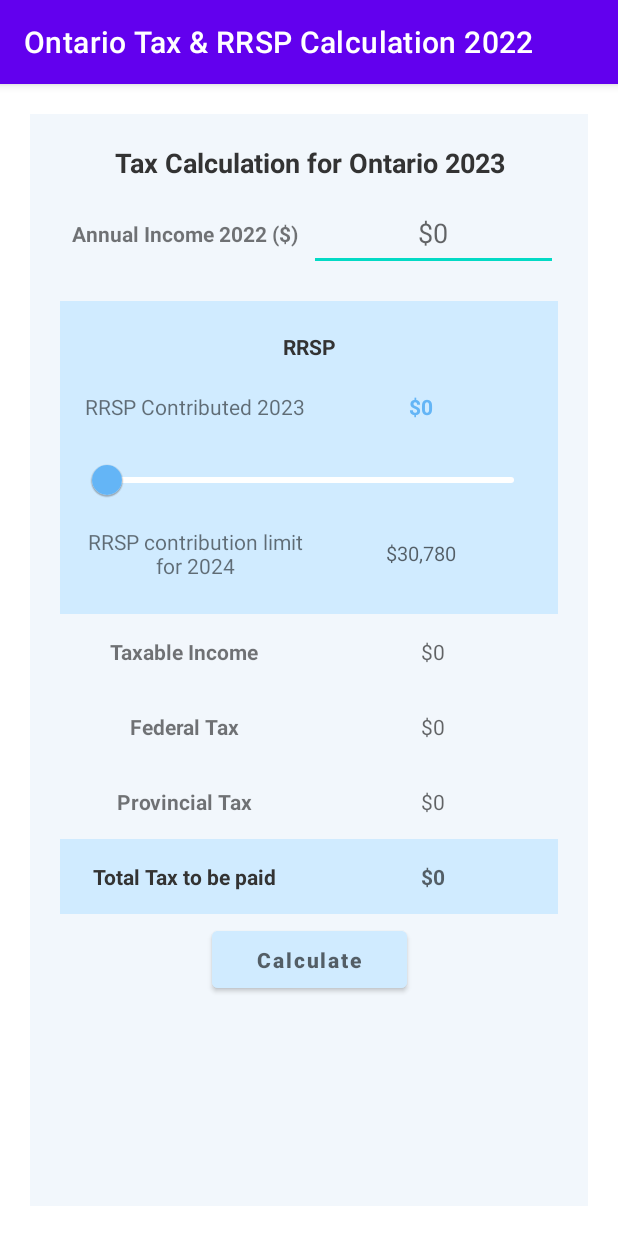
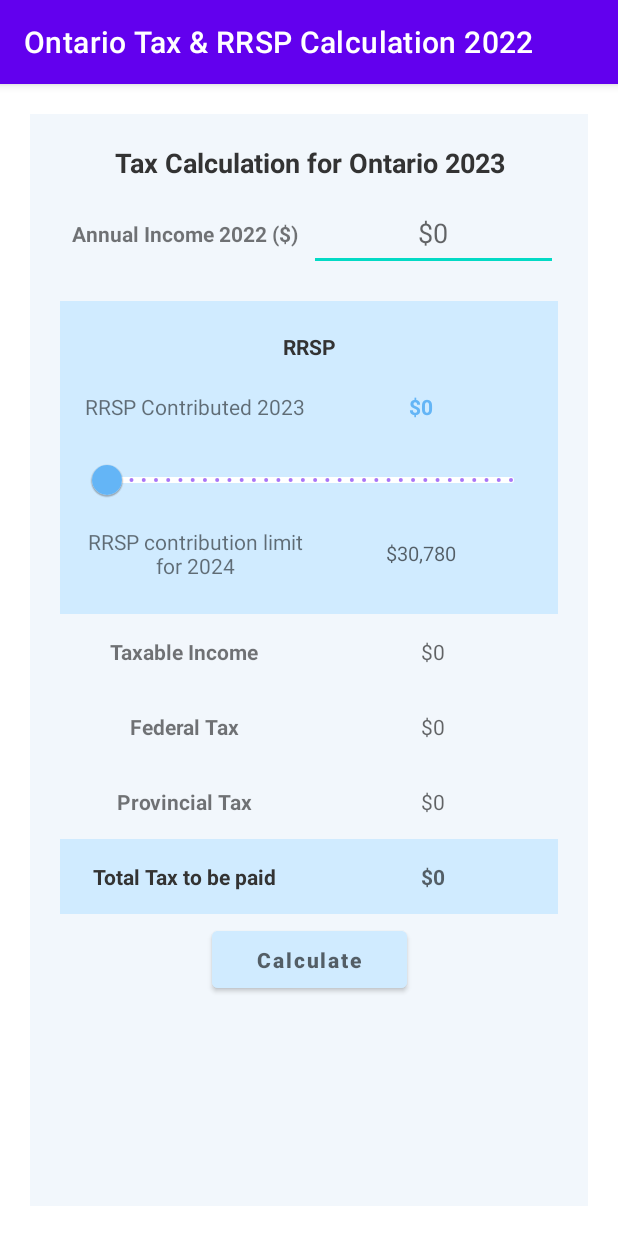
Before and after one commit to simulbista/Ontario-RRSP-and-Tax-Calculation-Android-App, an Android app: the screen it shows after launch (MainActivity), on a phone screen of 412 x 824 dp. Run offline under Robolectric (Android 15) with nearby library versions, the phone set to English and light mode, and no system bars.

```diff
--- a/app/src/main/res/layout/activity_main.xml
+++ b/app/src/main/res/layout/activity_main.xml
@@ -114,6 +114,7 @@
             android:layout_height="wrap_content"
             android:valueFrom="0.0"
             android:valueTo="29210"
+            android:stepSize="10.0"
             android:value="0.0"
             app:layout_constraintTop_toBottomOf="@id/rrsp_contribution_title"
             app:layout_constraintStart_toStartOf="parent"
```
